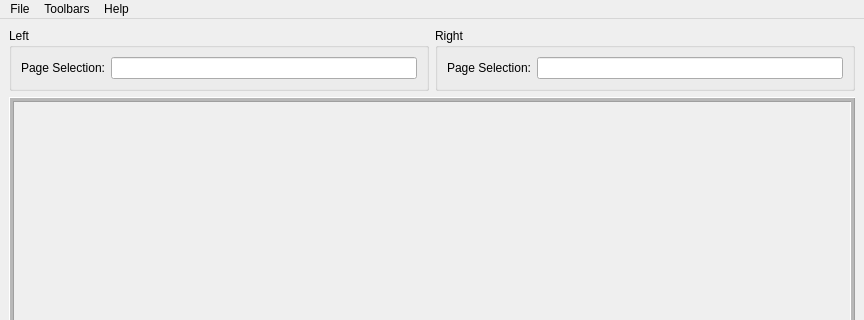
Above: Pdf4QtDocDiff/mainwindow.ui from raphaelcotty/PDF4QT before the change; both pictures show x 0 to 864 and y 0 to 320 of the 864 by 638 pixel window. Below: the same form after it.
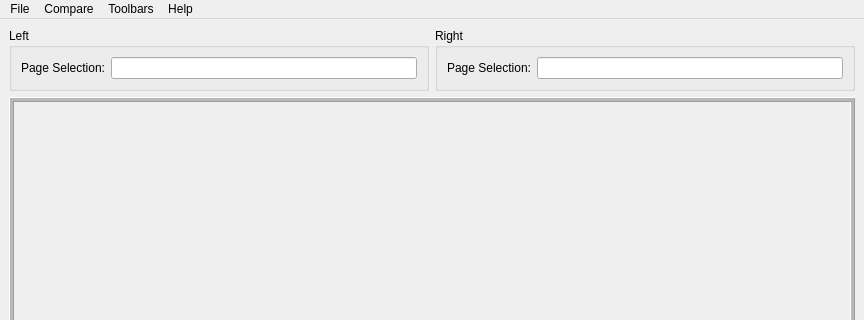
That is the form after the change. Icons and pictures are not drawn.

```diff
--- a/Pdf4QtDocDiff/mainwindow.ui
+++ b/Pdf4QtDocDiff/mainwindow.ui
@@ -94,7 +94,14 @@
      <string>Toolbars</string>
     </property>
    </widget>
+   <widget class="QMenu" name="menuCompare">
+    <property name="title">
+     <string>Compare</string>
+    </property>
+    <addaction name="actionCompare"/>
+   </widget>
    <addaction name="menuFile"/>
+   <addaction name="menuCompare"/>
    <addaction name="menuToolbars"/>
    <addaction name="menuHelp"/>
   </widget>
```
Left out of the diff: 57 changed lines with no effect on the pictures.
